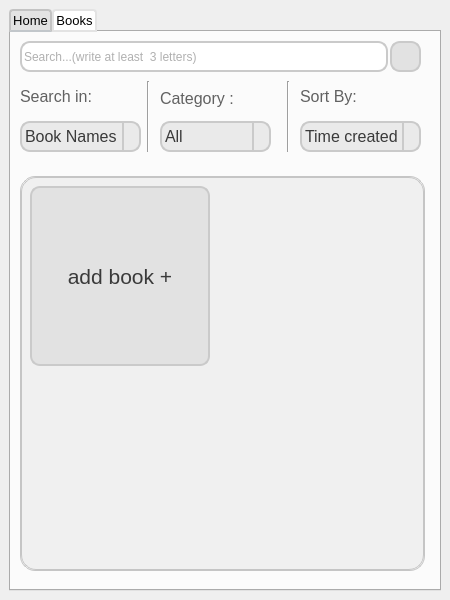
Before: the Qt Designer form main.ui in HoseinMortezaei/yourLibrary, drawn with Qt 5.
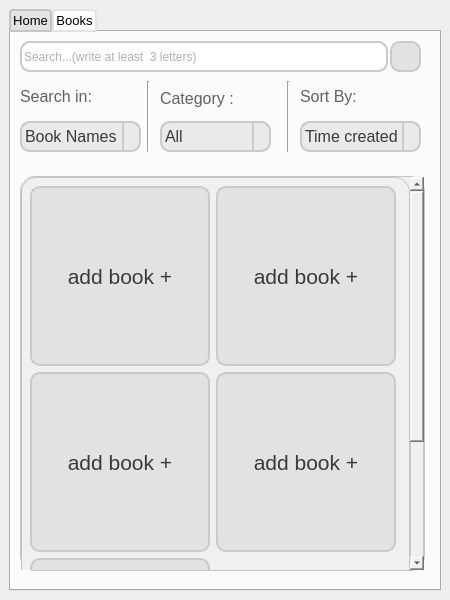
After: the same form once the commit is applied. The open tabs and pages were chosen to show the change. Icons and pictures are not drawn.

The edit to the form file:
```diff
--- a/main.ui
+++ b/main.ui
@@ -518,8 +518,8 @@
              <rect>
               <x>0</x>
               <y>0</y>
-              <width>403</width>
-              <height>393</height>
+              <width>386</width>
+              <height>570</height>
              </rect>
             </property>
             <layout class="QFormLayout" name="formLayout">
@@ -552,6 +552,122 @@
                </property>
               </widget>
              </item>
+             <item row="0" column="1">
+              <widget class="QPushButton" name="addbook_2">
+               <property name="minimumSize">
+                <size>
+                 <width>180</width>
+                 <height>180</height>
+                </size>
+               </property>
+               <property name="maximumSize">
+                <size>
+                 <width>180</width>
+                 <height>180</height>
+                </size>
+               </property>
+               <property name="font">
+                <font>
+                 <pointsize>16</pointsize>
+                 <weight>50</weight>
+                 <italic>false</italic>
+                 <bold>false</bold>
+                 <strikeout>false</strikeout>
+                 <kerning>true</kerning>
+                </font>
+               </property>
+               <property name="text">
+                <string>add book +</string>
+               </property>
+              </widget>
+             </item>
+             <item row="1" column="0">
+              <widget class="QPushButton" name="addbook_3">
+               <property name="minimumSize">
+                <size>
+                 <width>180</width>
+                 <height>180</height>
+                </size>
+               </property>
+               <property name="maximumSize">
+                <size>
+                 <width>180</width>
+                 <height>180</height>
+                </size>
+               </property>
+               <property name="font">
+                <font>
+                 <pointsize>16</pointsize>
+                 <weight>50</weight>
+                 <italic>false</italic>
+                 <bold>false</bold>
+                 <strikeout>false</strikeout>
+                 <kerning>true</kerning>
+                </font>
+               </property>
+               <property name="text">
+                <string>add book +</string>
+               </property>
+              </widget>
+             </item>
+             <item row="1" column="1">
+              <widget class="QPushButton" name="addbook_4">
+               <property name="minimumSize">
+                <size>
+                 <width>180</width>
+                 <height>180</height>
+                </size>
+               </property>
+               <property name="maximumSize">
+                <size>
+                 <width>180</width>
+                 <height>180</height>
+                </size>
+               </property>
+               <property name="font">
+                <font>
+                 <pointsize>16</pointsize>
+                 <weight>50</weight>
+                 <italic>false</italic>
+                 <bold>false</bold>
+                 <strikeout>false</strikeout>
+                 <kerning>true</kerning>
+                </font>
+               </property>
+               <property name="text">
+                <string>add book +</string>
+               </property>
+              </widget>
+             </item>
+             <item row="2" column="0">
+              <widget class="QPushButton" name="addbook_5">
+               <property name="minimumSize">
+                <size>
+                 <width>180</width>
+                 <height>180</height>
+                </size>
+               </property>
+               <property name="maximumSize">
+                <size>
+                 <width>180</width>
+                 <height>180</height>
+                </size>
+               </property>
+               <property name="font">
+                <font>
+                 <pointsize>16</pointsize>
+                 <weight>50</weight>
+                 <italic>false</italic>
+                 <bold>false</bold>
+                 <strikeout>false</strikeout>
+                 <kerning>true</kerning>
+                </font>
+               </property>
+               <property name="text">
+                <string>add book +</string>
+               </property>
+              </widget>
+             </item>
             </layout>
            </widget>
           </widget>
```
Left out of the diff: 2 changed lines with no effect on the pictures.
